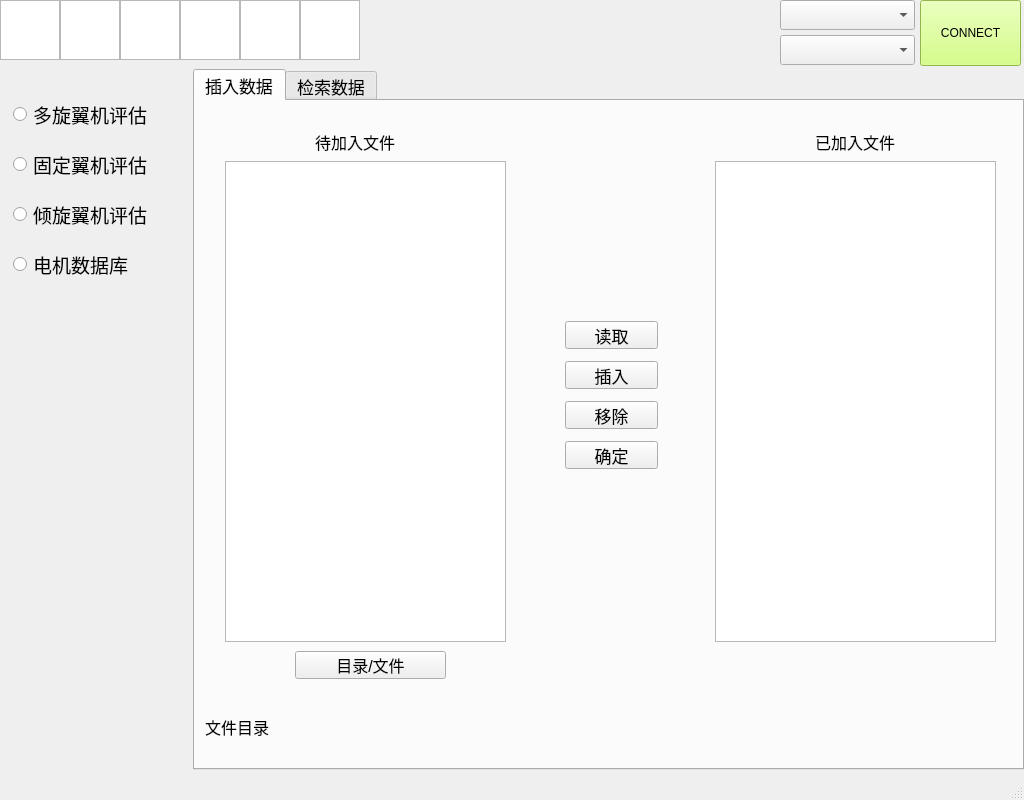
Old version of the form MainWindow.ui in the repository budebulai/LightGCS.
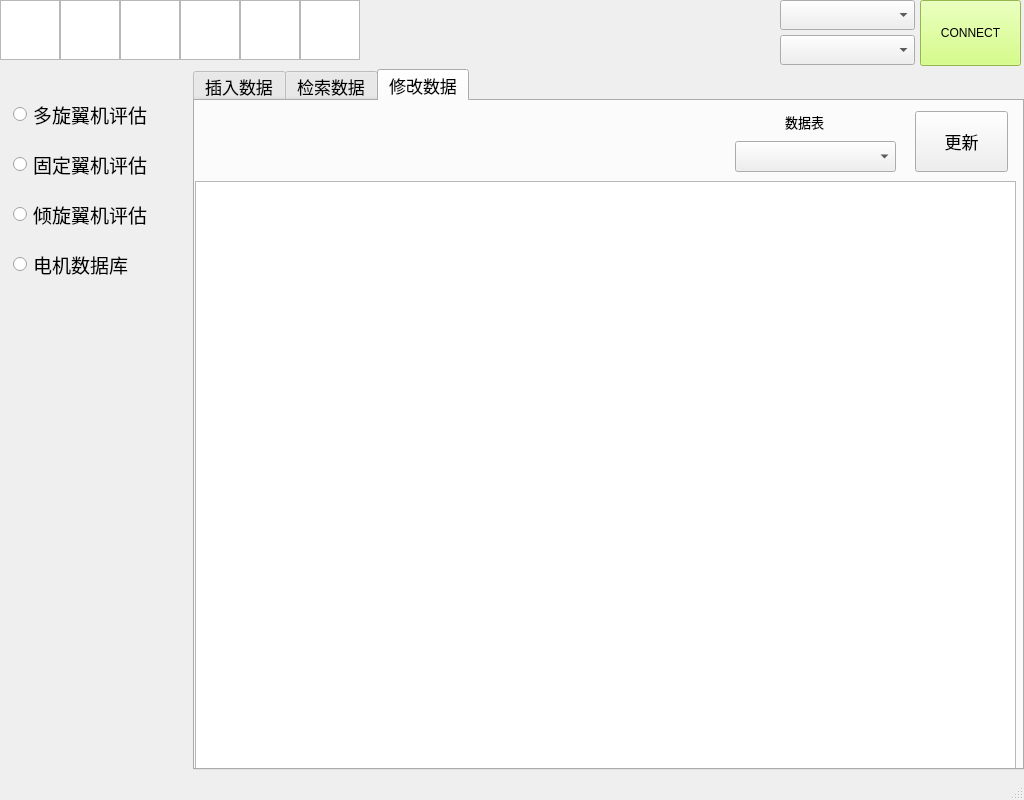
New version of the form. Icons and pictures are not drawn.

```diff
--- a/MainWindow.ui
+++ b/MainWindow.ui
@@ -1389,8 +1389,13 @@
           <height>701</height>
          </rect>
         </property>
+        <property name="font">
+         <font>
+          <pointsize>13</pointsize>
+         </font>
+        </property>
         <property name="currentIndex">
-         <number>0</number>
+         <number>2</number>
         </property>
         <widget class="QWidget" name="tw_insert_data_bat">
          <attribute name="title">
@@ -1430,14 +1435,14 @@
          <widget class="QPushButton" name="pb_motor_db_insert_confirm">
           <property name="geometry">
            <rect>
-            <x>370</x>
-            <y>340</y>
-            <width>93</width>
-            <height>28</height>
+            <x>350</x>
+            <y>420</y>
+            <width>141</width>
+            <height>41</height>
            </rect>
           </property>
           <property name="text">
-           <string>确定</string>
+           <string>清除数据库</string>
           </property>
          </widget>
          <widget class="QLabel" name="label_25">
@@ -1498,7 +1503,7 @@
           <property name="geometry">
            <rect>
             <x>10</x>
-            <y>610</y>
+            <y>590</y>
             <width>91</width>
             <height>31</height>
            </rect>
@@ -1516,7 +1521,7 @@
           <property name="geometry">
            <rect>
             <x>110</x>
-            <y>610</y>
+            <y>590</y>
             <width>711</width>
             <height>31</height>
            </rect>
@@ -1762,6 +1767,67 @@
           </property>
          </widget>
         </widget>
+        <widget class="QWidget" name="tab">
+         <attribute name="title">
+          <string>修改数据</string>
+         </attribute>
+         <widget class="QTableView" name="tableView">
+          <property name="geometry">
+           <rect>
+            <x>0</x>
+            <y>80</y>
+            <width>821</width>
+            <height>591</height>
+           </rect>
+          </property>
+         </widget>
+         <widget class="QComboBox" name="comboBox_2">
+          <property name="geometry">
+           <rect>
+            <x>540</x>
+            <y>40</y>
+            <width>161</width>
+            <height>31</height>
+           </rect>
+          </property>
+          <property name="font">
+           <font>
+            <pointsize>12</pointsize>
+           </font>
+          </property>
+         </widget>
+         <widget class="QLabel" name="label_29">
+          <property name="geometry">
+           <rect>
+            <x>590</x>
+            <y>10</y>
+            <width>61</width>
+            <height>21</height>
+           </rect>
+          </property>
+          <property name="font">
+           <font>
+            <pointsize>10</pointsize>
+           </font>
+          </property>
+          <property name="text">
+           <string>数据表</string>
+          </property>
+         </widget>
+         <widget class="QPushButton" name="pushButton">
+          <property name="geometry">
+           <rect>
+            <x>720</x>
+            <y>10</y>
+            <width>93</width>
+            <height>61</height>
+           </rect>
+          </property>
+          <property name="text">
+           <string>更新</string>
+          </property>
+         </widget>
+        </widget>
        </widget>
       </widget>
      </widget>
```
Left out of the diff: 45 changed lines with no effect on the pictures.
